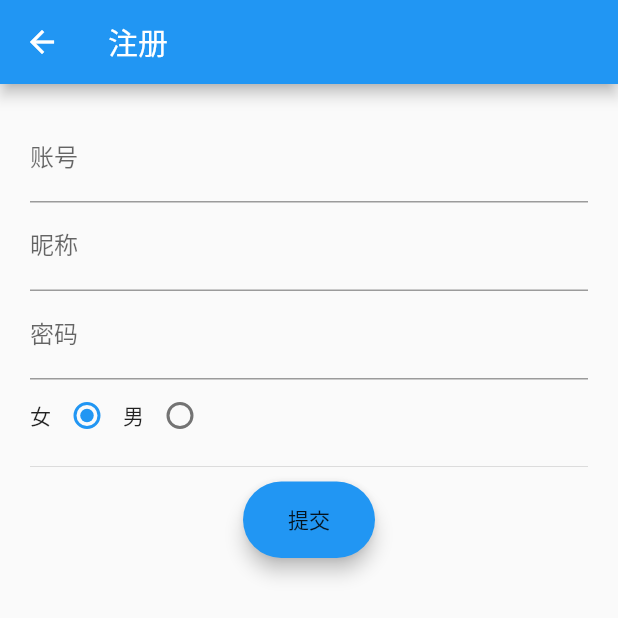
After one commit to xiaominfc/flutter_tt, a Flutter app: the screen it shows after launch, after a tap on "注册", on a phone screen of 412 x 824 dp, the top half of it. The commit adds this screen. Run offline on Flutter 3.47's test engine with Material 2 defaults, Android fonts, the phone set to English and light mode, and no system bars; our stand-ins replace dio, event_bus, image_picker, shared_preferences, sqflite, toast; accounts and stored records are empty; network calls fail.

Commit message:
简单的添加注册界面

```diff
--- a/lib/models/helper.dart
+++ b/lib/models/helper.dart
@@ -36,7 +36,7 @@ int currentUnixTime() {
 }
 
 class IMHelper {
-
+  static const DEFAULTLOGINSERVERURL = 'http://im.xiaominfc.com:8080/msg_server';
   static final DD_MESSAGE_IMAGE_PREFIX = "&\$#@~^@[{:";
   static final DD_MESSAGE_IMAGE_SUFFIX = ":}]&\$~@#@";
 
--- a/lib/pages/login_page.dart
+++ b/lib/pages/login_page.dart
@@ -8,6 +8,7 @@
 import 'package:flutter/material.dart';
 import '../utils/utils.dart';
 import 'home_page.dart';
+import 'register_page.dart';
 import '../teamtalk_dart_lib/src/client.dart';
 import '../models/helper.dart';
 import 'package:toast/toast.dart';
@@ -29,9 +30,6 @@ class _LoginPageState extends State<LoginPage> {
 
   final usernameTextFieldController = TextEditingController(text: "xiaominfc");
   final passwordTextFieldController = TextEditingController(text: "123456");
-
-  static const DEFAULTLOGINSERVERURL = 'http://im.xiaominfc.com:8080/msg_server';
-
 
   @override
   initState(){
@@ -85,7 +83,7 @@ class _LoginPageState extends State<LoginPage> {
     SharedPreferences prefs = await SharedPreferences.getInstance();
     var loginServerUrl = prefs.getString("login_server_url");
     if(loginServerUrl == null) {
-      loginServerUrl = DEFAULTLOGINSERVERURL;
+      loginServerUrl = IMHelper.DEFAULTLOGINSERVERURL;
     }
     var imClient = new IMClient()
         .init(username, password, loginServerUrl);
@@ -115,11 +113,11 @@ class _LoginPageState extends State<LoginPage> {
 
   Future<String> _asyncInputDialog(BuildContext context) async {
 
-  final textFieldController = TextEditingController(text: DEFAULTLOGINSERVERURL);
+    final textFieldController = TextEditingController(text: IMHelper.DEFAULTLOGINSERVERURL);
     SharedPreferences prefs = await SharedPreferences.getInstance();
     var loginServerUrl = prefs.getString("login_server_url");
     if(loginServerUrl == null) {
-    loginServerUrl = DEFAULTLOGINSERVERURL;
+      loginServerUrl = IMHelper.DEFAULTLOGINSERVERURL;
     }
     textFieldController.text = loginServerUrl;
     return showDialog<String>(
@@ -135,7 +133,7 @@ class _LoginPageState extends State<LoginPage> {
                             controller: textFieldController,
                             autofocus: true,
                             decoration: new InputDecoration(
-                  labelText: 'url', hintText: DEFAULTLOGINSERVERURL),
+                                labelText: 'url', hintText: IMHelper.DEFAULTLOGINSERVERURL),
                         ))
                   ],
               ),
@@ -158,20 +156,18 @@ class _LoginPageState extends State<LoginPage> {
         );
   }
 
-  @override
-  Widget build(BuildContext context) {
+
+  Widget buildLoginContent(BuildContext context){
     final passwordTextField = TextField(
         controller: passwordTextFieldController,
         decoration: InputDecoration(
             contentPadding: textFieldPadding,
             labelText: "密码",
-       // border: textFieldBorder,
         ),
         obscureText: true,
         style: style,
     );
     final usernameTextField = TextField(
-
         controller: usernameTextFieldController,
         decoration: InputDecoration(
             contentPadding: textFieldPadding,
@@ -195,8 +191,7 @@ class _LoginPageState extends State<LoginPage> {
         ),
     );
 
-    var loginContentWidget = ListView(
-            //mainAxisSize: MainAxisSize.min,
+    return ListView(
         shrinkWrap: false,
         children :<Widget>[
         Center(
@@ -222,9 +217,25 @@ class _LoginPageState extends State<LoginPage> {
                     ],
                 ),
             )
+        ),
+        Center(
+            child:GestureDetector(
+                child:Padding(
+                    padding:const EdgeInsets.only(top:20,left:40,right:40,bottom:20),
+                    child:Text('注册',style:TextStyle(textBaseline:TextBaseline.ideographic))
+                ),
+                onTap:(){
+                  navigatePushPage(context, new RegisterPage());
+                }
+            )
         )
         ],
       );
+
+  }
+
+  @override
+  Widget build(BuildContext context) {
     return Scaffold(
         appBar: AppBar(
             title: Text("登录"),
@@ -238,7 +249,7 @@ class _LoginPageState extends State<LoginPage> {
         ),
         body: SafeArea(child:Stack(
                 children: <Widget>[
-          loginContentWidget,
+                  buildLoginContent(context),
                   Center(
                       child: logining
                       ? CircularProgressIndicator(
--- /dev/null
+++ b/lib/pages/register_page.dart
@@ -0,0 +1,203 @@
+//
+// register_page.dart
+// Copyright (C) 2019 xiaominfc(武汉鸣鸾信息科技有限公司) <xiaominfc@gmail.com>
+//
+// Distributed under terms of the MIT license.
+//
+
+
+import 'package:flutter/material.dart';
+import 'home_page.dart';
+import '../utils/utils.dart';
+import '../models/helper.dart';
+import 'package:dio/dio.dart';
+import 'package:dio/dio.dart';
+import '../teamtalk_dart_lib/src/client.dart';
+import 'package:shared_preferences/shared_preferences.dart';
+import 'package:toast/toast.dart';
+
+class RegisterPage extends StatefulWidget {
+
+  @override
+  createState()=>_RegisterPageState();
+}
+
+
+
+class RegisterUser {
+  RegisterUser();
+  String name;
+  String password;
+  String nick;
+  int sex = 0;
+
+  toJson()=> {
+    'name':name,
+    'nick':nick,
+    'password':password,
+    'sex':sex
+  };
+}
+
+class _RegisterPageState extends State<RegisterPage> {
+
+  final RegisterUser rUser = RegisterUser();
+  final _formKey = GlobalKey<FormState>();
+
+  _postNewUser(String baseUrl) async{
+    var dio = Dio();
+    var response = await dio.post(baseUrl + "/register", data:rUser.toJson());
+    if (response.statusCode == 200) {
+      print(response.data);
+      if(response.data['status'] == 'ok') {
+        return null;
+      }
+      return response.data['msg'];
+    }
+    return "";
+  }
+
+  _doReg() async{
+    SharedPreferences prefs = await SharedPreferences.getInstance();
+    var loginServerUrl = prefs.getString("login_server_url");
+    if(loginServerUrl == null) {
+      loginServerUrl = IMHelper.DEFAULTLOGINSERVERURL;
+    }
+    var imClient = new IMClient()
+        .init(rUser.name, rUser.password, loginServerUrl);
+    imClient.requesetMsgSever().then((serverInfo) {
+      print(serverInfo);
+      if (serverInfo == null) {
+        return;
+      }
+      _postNewUser(serverInfo['baseUrl']).then((var result){
+      if(result == null) {
+        imClient
+            .doLogin(serverInfo['priorIP'], int.parse(serverInfo['port']))
+            .then((loginResult){
+              if (loginResult.result) {
+                prefs.setString('login_username', rUser.name);
+                prefs.setString('login_password', rUser.password);
+                prefs.setBool("diable_autoLogin",false);
+                IMHelper.defaultInstance().initData().then((result){
+                  _showHome();
+                });
+              } else {
+                print("login failed!");
+              }
+            });
+
+      }else {
+        Toast.show(result, context,gravity: Toast.CENTER);
+      }
+      });
+
+    });
+
+  }
+
+  _showHome() {
+    navigatePage(context, new HomePage());
+  }
+
+
+
+  @override
+  Widget build(BuildContext context) {
+    return Scaffold(
+        appBar:AppBar(
+            title:Text("注册"),
+        ),
+        body:Form(
+            key:_formKey,
+            child:Padding(
+                padding:EdgeInsets.all(20),
+                child:Column(
+                    children:<Widget>[
+                      TextFormField(
+                          decoration: InputDecoration(
+                              labelText:'账号'
+                          ),
+                          onSaved:(String value){
+                            rUser.name = value;
+                          },
+                          validator:(value) {
+                            if (value.isEmpty) {
+                              return "输入账号";
+                            }
+                            return null;
+                          }
+                      ),
+                      TextFormField(
+                          decoration: InputDecoration(
+                              labelText:'昵称'
+                          ),
+                          onSaved:(String value){
+                            rUser.nick = value;
+
+                          },
+                          validator:(value) {
+                            if (value.isEmpty) {
+                              return "输入昵称";
+                            }
+                            return null;
+                          }
+                      ),
+                      TextFormField(
+                          decoration: InputDecoration(
+                              labelText:'密码'
+                          ),
+                          onSaved:(String value){
+                            rUser.password = value;
+
+                          },
+                          validator:(value) {
+                            if (value.isEmpty) {
+                              return "输入密码";
+                            }
+                            return null;
+                          }
+                      ),
+
+                      Row(children:<Widget>[
+                        Text("女"),
+                        Radio(value:0,groupValue:rUser.sex,onChanged:(int value){
+                          setState((){
+                            rUser.sex = 0;
+                          });
+                        }),
+                        Text("男"),
+                        Radio(value:1,groupValue:rUser.sex,onChanged:(int value){
+                          setState((){
+                            rUser.sex = 1;
+                          });
+                        }),
+                      ]),
+                      Divider(height:20),
+                      Material(
+                          elevation:5.0,
+                          borderRadius: BorderRadius.circular(30.0),
+                          color: Colors.blue,
+                          child:MaterialButton(
+                              padding:EdgeInsets.fromLTRB(20,15,20,15),
+                              child:Text("提交",
+                                  textAlign:TextAlign.center),
+                              onPressed:(){
+                                if (_formKey.currentState.validate()) {
+                                  _formKey.currentState.save();
+                                  //print(rUser.name);
+                                  //print(rUser.toJson());
+                                  _doReg();
+                                }
+                              }
+                          )
+                      )
+
+                    ]
+                )
+            )
+            )
+    );
+  }
+
+}
```
Lines whose indentation alone changed are shown as unchanged.
